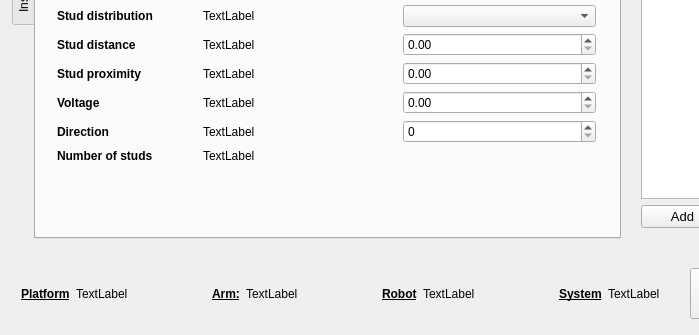
This is mission_control/src/GUI/mainwindow.ui in inesc-tec-robotics/carlos_mission_control as Qt 5 draws it before an edit; both pictures show x 0 to 699 and y 381 to 716 of the 873 by 716 pixel window. The edited form follows.
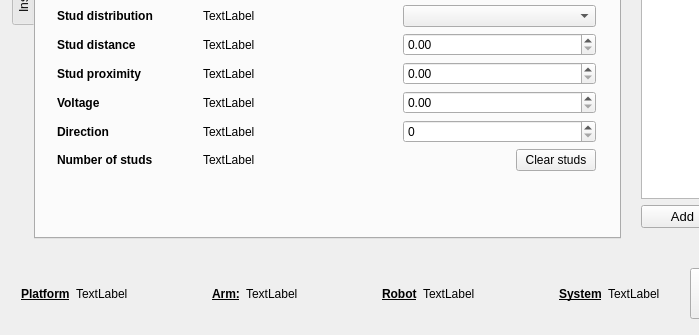
This is the edited form. The open tabs and pages were chosen to show the change. Icons and pictures are not drawn.

What changed in the file:
```diff
--- a/mission_control/src/GUI/mainwindow.ui
+++ b/mission_control/src/GUI/mainwindow.ui
@@ -60,7 +60,7 @@
         <x>10</x>
         <y>10</y>
         <width>561</width>
-        <height>369</height>
+        <height>380</height>
        </rect>
       </property>
       <layout class="QVBoxLayout" name="verticalLayout_2">
@@ -320,13 +320,6 @@
            </property>
           </widget>
          </item>
-         <item row="9" column="1">
-          <widget class="QLabel" name="number_of_studs_label">
-           <property name="text">
-            <string>TextLabel</string>
-           </property>
-          </widget>
-         </item>
          <item row="2" column="1">
           <layout class="QHBoxLayout" name="horizontalLayout_14">
            <item>
@@ -454,6 +447,43 @@
            </item>
           </layout>
          </item>
+         <item row="9" column="1">
+          <layout class="QHBoxLayout" name="horizontalLayout_17">
+           <item>
+            <widget class="QLabel" name="number_of_studs_label">
+             <property name="text">
+              <string>TextLabel</string>
+             </property>
+            </widget>
+           </item>
+           <item>
+            <spacer name="horizontalSpacer_4">
+             <property name="orientation">
+              <enum>Qt::Horizontal</enum>
+             </property>
+             <property name="sizeHint" stdset="0">
+              <size>
+               <width>40</width>
+               <height>20</height>
+              </size>
+             </property>
+            </spacer>
+           </item>
+           <item>
+            <widget class="QPushButton" name="clearStudsButton">
+             <property name="sizePolicy">
+              <sizepolicy hsizetype="Minimum" vsizetype="Fixed">
+               <horstretch>0</horstretch>
+               <verstretch>0</verstretch>
+              </sizepolicy>
+             </property>
+             <property name="text">
+              <string>Clear studs</string>
+             </property>
+            </widget>
+           </item>
+          </layout>
+         </item>
         </layout>
        </item>
       </layout>
```
Left out of the diff: 2 changed lines with no effect on the pictures.
